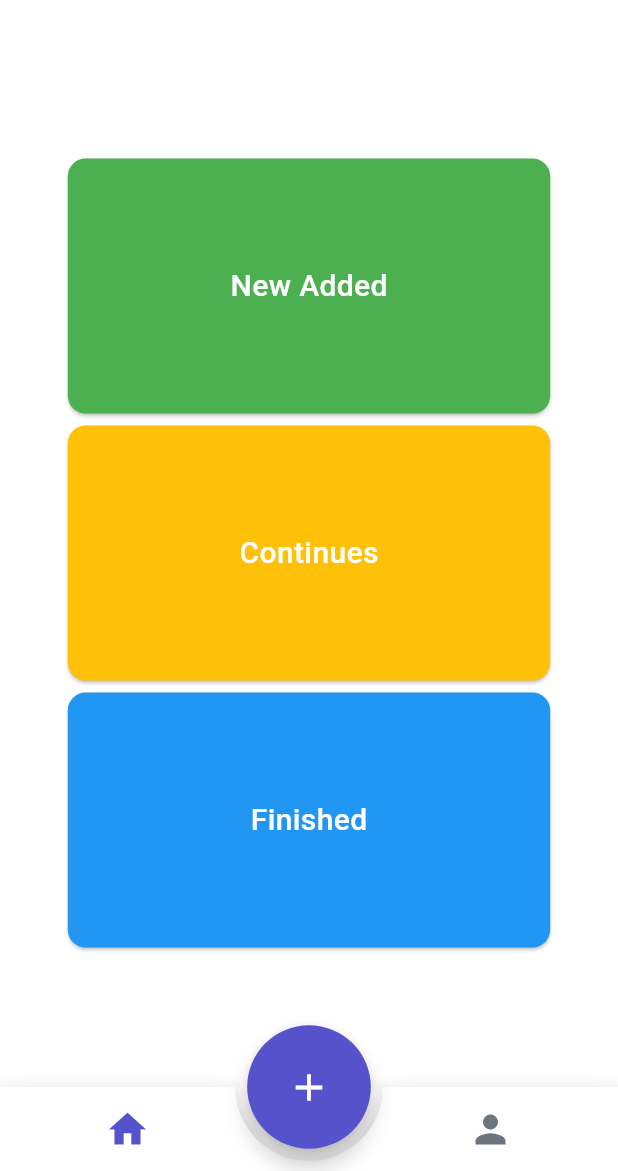
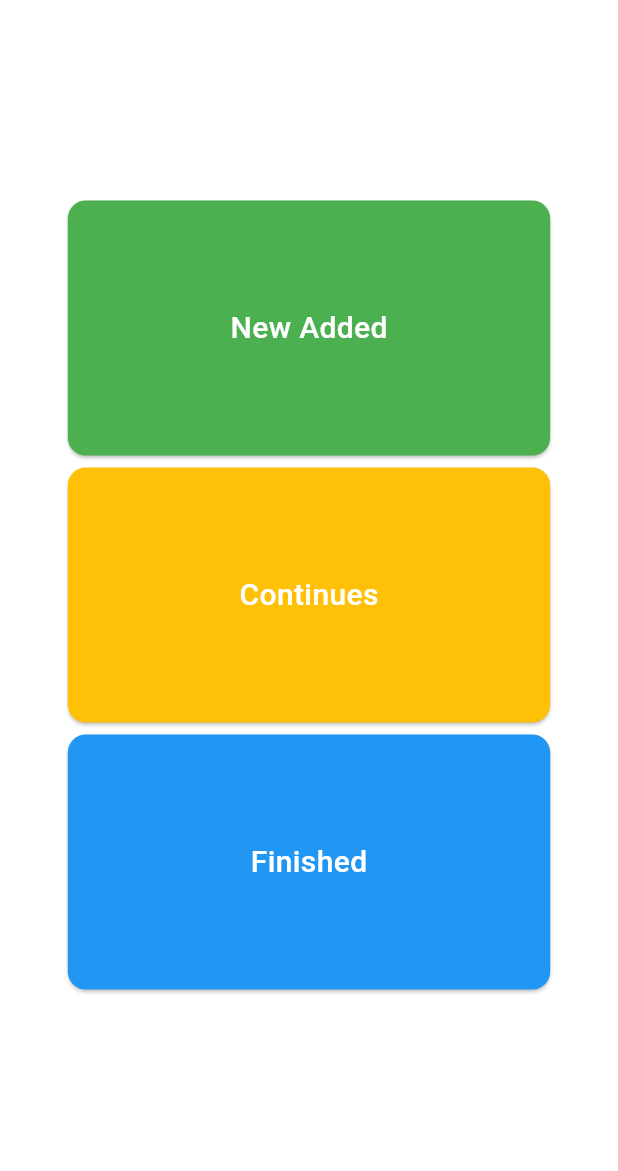
Before and after one commit to mustafanarin/Task-Track, a Flutter app: the HomePage screen opened by its route, on a phone screen of 412 x 824 dp, the part 65-1236 px from its top. Run offline on Flutter 3.47's test engine with Material 3 defaults, Android fonts, the phone set to English and light mode, and no system bars; drawn by our look-alikes of animated_bottom_navigation_bar; our stand-ins replace animated_splash_screen, auto_route, cloud_firestore, equatable, firebase_auth, firebase_core and 4 more; accounts and stored records are empty; generated files the repository leaves out were written again.

```diff
--- a/lib/feature/authentication/login_page.dart
+++ b/lib/feature/authentication/login_page.dart
@@ -35,11 +35,11 @@ class LoginPage extends HookConsumerWidget {
       if (!context.mounted) return;
 
       if (isLogin) {
-        context.pushRoute(const HomeRoute());
+        context.pushRoute(const TabbarRoute());
       } else {
         ScaffoldMessenger.of(context).showSnackBar(
           const SnackBar(
-            content: Text("Login failed."),
+            content: Text("Login failed, please try again."),
           ),
         );
       }
--- a/lib/feature/authentication/register_page.dart
+++ b/lib/feature/authentication/register_page.dart
@@ -1,4 +1,3 @@
-import 'package:auto_route/annotations.dart';
 import 'package:auto_route/auto_route.dart';
 import 'package:flutter/material.dart';
 import 'package:flutter_hooks/flutter_hooks.dart';
@@ -36,11 +35,11 @@ class RegisterPage extends HookConsumerWidget {
       if (!context.mounted) return;
 
       if (isRegister) {
-        context.pushRoute(const HomeRoute());
+        context.pushRoute(const TabbarRoute());
       } else {
         ScaffoldMessenger.of(context).showSnackBar(
           const SnackBar(
-            content: Text("The operation failed, please try again."),
+            content: Text("Register failed, please try again."),
           ),
         );
       }
--- a/lib/feature/home/home_page.dart
+++ b/lib/feature/home/home_page.dart
@@ -1,4 +1,3 @@
-import 'package:animated_bottom_navigation_bar/animated_bottom_navigation_bar.dart';
 import 'package:auto_route/annotations.dart';
 import 'package:flutter/material.dart';
 import 'package:todo_app/product/constants/project_colors.dart';
@@ -14,42 +13,24 @@ class HomePage extends StatefulWidget {
 }
 
 class _HomePageState extends State<HomePage> {
-
-  int _bottomNavIndex = 0;
-  List<IconData> icons = [
-    Icons.home,
-    Icons.person
-  ];
   @override
   Widget build(BuildContext context) {
     return Scaffold(
       appBar: AppBar(
-      title: RichText(text: TextSpan(text: ProjectStrings.appName1,style: context.textTheme().titleLarge?.copyWith(color: ProjectColors.black),children: [TextSpan(text: ProjectStrings.appName2,style: context.textTheme().titleLarge)])),
+        title: RichText(
+            text: TextSpan(
+                text: ProjectStrings.appName1,
+                style: context
+                    .textTheme()
+                    .titleLarge
+                    ?.copyWith(color: ProjectColors.black),
+                children: [
+              TextSpan(
+                  text: ProjectStrings.appName2,
+                  style: context.textTheme().titleLarge)
+            ])),
       ),
-   floatingActionButton: SizedBox(height: context.dynamicHeight(0.1),
-   width: context.dynamicHeight(0.1),
-     child: FloatingActionButton(
-      backgroundColor: ProjectColors.iris,
-      shape: StadiumBorder(),
-      onPressed: () {  },
-      child: Icon(Icons.add,color: ProjectColors.white,size: 30,),
-        //
-     ),
-   ),
-   floatingActionButtonLocation: FloatingActionButtonLocation.centerDocked,
-    bottomNavigationBar: AnimatedBottomNavigationBar(
-      iconSize: 30,
-      backgroundColor: Colors.white,
-      inactiveColor: ProjectColors.grey,
-    activeColor: ProjectColors.iris,
-      icons: icons,
-      activeIndex: _bottomNavIndex,
-      gapLocation: GapLocation.center,
-      notchSmoothness: NotchSmoothness.softEdge,
-      onTap: (index) => setState(() => _bottomNavIndex = index),
-      //other params
-   ),
-   body: Column(
+      body: const Column(
         mainAxisAlignment: MainAxisAlignment.center,
         children: [
           CardWidget(title: 'New Added', color: Colors.green),
@@ -65,22 +46,21 @@ class CardWidget extends StatelessWidget {
   final String title;
   final Color color;
 
-  CardWidget({required this.title, required this.color});
+  const CardWidget({super.key, required this.title, required this.color});
 
   @override
   Widget build(BuildContext context) {
     return Padding(
-
       padding: context.paddingHorizontalHeigh,
       child: Card(
-        color:  color,
+        color: color,
         child: SizedBox(
           width: context.dynamicWidht(1),
           height: 170,
           child: Center(
             child: Text(
               title,
-              style: TextStyle(color: Colors.white, fontSize: 20),
+              style: const TextStyle(color: Colors.white, fontSize: 20),
             ),
           ),
         ),
--- a/lib/product/constants/project_colors.dart
+++ b/lib/product/constants/project_colors.dart
@@ -1,12 +1,12 @@
 import 'package:flutter/material.dart';
 
 @immutable
-class ProjectColors{
+class ProjectColors {
   const ProjectColors._();
   static const Color iris = Color.fromRGBO(86, 82, 204, 1);
-  static const Color grey = Color.fromRGBO(108, 117, 125, 1);
- // static const Color orochimaru = Color(0Xfff8edeb);
+  static const Color grey = Color.fromRGBO(118, 151, 178, 1);
+  // old grey =  static const Color grey = Color.fromRGBO(108, 117, 125, 1);
+  // static const Color orochimaru = Color(0Xfff8edeb);
   static const Color white = Colors.white;
   static const Color black = Colors.black;
-
 }
--- a/lib/product/navigate/app_router.dart
+++ b/lib/product/navigate/app_router.dart
@@ -3,10 +3,11 @@ import 'package:todo_app/feature/authentication/login_page.dart';
 import 'package:todo_app/feature/authentication/register_page.dart';
 import 'package:todo_app/feature/authentication/welcome_page.dart';
 import 'package:todo_app/feature/home/home_page.dart';
+import 'package:todo_app/feature/tabbar/tabbar_page.dart';
 
 part 'app_router.gr.dart';
 
-@AutoRouterConfig()
+@AutoRouterConfig(replaceInRouteName: 'Page,Route')
 class AppRouter extends _$AppRouter {
   @override
   List<AutoRoute> get routes => [
@@ -15,6 +16,7 @@ class AppRouter extends _$AppRouter {
         AutoRoute(page: RegisterRoute.page),
         AutoRoute(
           page: HomeRoute.page,
-        )
+        ),
+        AutoRoute(page: TabbarRoute.page)
       ];
 }
```
Also changed, not shown: lib/feature/authentication/authentication_provider.dart (+5 -4 lines), lib/feature/authentication/welcome_page.dart (+41 -14 lines), lib/feature/profile/profile_page.dart (added, +29 -0 lines), lib/feature/tabbar/tabbar_page.dart (added, +74 -0 lines), lib/product/navigate/app_router.gr.dart. Lines whose indentation alone changed are shown as unchanged.
